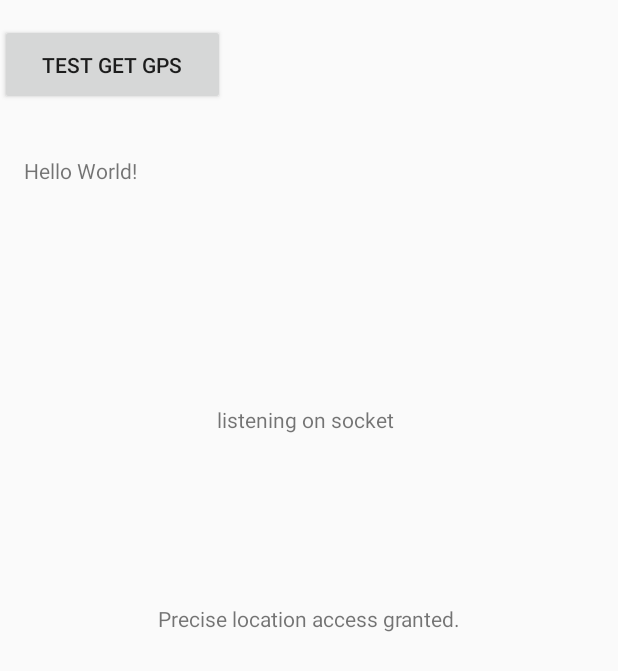
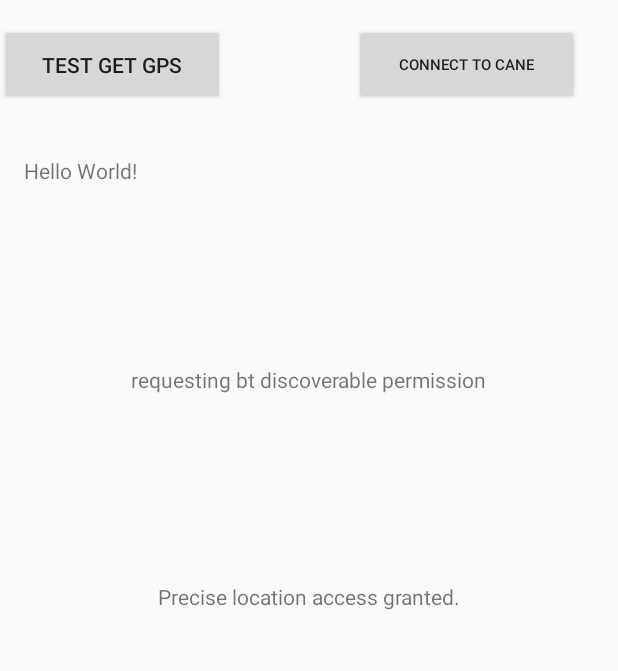
Before and after one commit to woaiwyhty/SmartCane, an Android app: the screen it shows after launch (MainActivity), on a phone screen of 412 x 824 dp. Shown: the top 671 px of the screen. Run offline under Robolectric (Android 15) with nearby library versions, the phone set to English and light mode, and no system bars.

Commit message:
bluetooth connection logic done. need data transfer now

```diff
--- a/app/src/main/java/com/fydp/smartcane/MainActivity.java
+++ b/app/src/main/java/com/fydp/smartcane/MainActivity.java
@@ -3,6 +3,7 @@ package com.fydp.smartcane;
 import android.Manifest;
 import android.annotation.SuppressLint;
 import android.bluetooth.BluetoothAdapter;
+import android.bluetooth.BluetoothDevice;
 import android.bluetooth.BluetoothServerSocket;
 import android.bluetooth.BluetoothSocket;
 import android.content.Context;
@@ -31,6 +32,7 @@ import android.widget.TextView;
 import java.io.IOException;
 import java.io.InputStream;
 import java.nio.charset.StandardCharsets;
+import java.util.Set;
 import java.util.UUID;
 
 public class MainActivity extends AppCompatActivity {
@@ -52,8 +54,14 @@ public class MainActivity extends AppCompatActivity {
 
         initContentMain();
         initLocationPermission();
-
-        initBluetoothPermission();
+        this.bt_service = new BluetoothService(this.bluetooth_conn_status, this.bt_conn_button, MainActivity.this);
+        this.bt_service.getBtPermissions();
+        this.bt_conn_button.setOnClickListener(new View.OnClickListener() {
+            @Override
+            public void onClick(View view) {
+                bt_service.connectToPi(PI_NAME);
+            }
+        });
     }
 
     @Override
@@ -76,47 +84,6 @@ public class MainActivity extends AppCompatActivity {
         }
 
         return super.onOptionsItemSelected(item);
-    }
-
-    @Override
-    protected void onActivityResult(int requestCode, int resultCode, Intent data) {
-        try {
-            super.onActivityResult(requestCode, resultCode, data);
-
-            if (resultCode == RESULT_CANCELED) {
-                Log.d(Integer.toString(requestCode), "request denied");
-                return;
-            }
-
-            switch (requestCode) {
-                case BT_CONN_REQ_CODE:
-                    this.bluetooth_conn_status.setText("bt discoverable permissions granted");
-                    wait_for_pi_connection();
-            }
-        } catch (Exception ex) {
-            Log.d(Integer.toString(requestCode), "exception in processing request");
-        }
-    }
-
-
-    @SuppressWarnings("deprecation")
-    private void initBluetoothPermission() {
-        if (ContextCompat.checkSelfPermission(this, Manifest.permission.BLUETOOTH) != PackageManager.PERMISSION_GRANTED) {
-            this.bluetooth_conn_status.setText("requesting bt discoverable permission");
-            String[] bt_permissions = {
-                Manifest.permission.BLUETOOTH_ADMIN,
-                Manifest.permission.BLUETOOTH,
-            };
-            ActivityCompat.requestPermissions(this, bt_permissions, BT_CONN_REQ_CODE);
-//            Intent discoverableIntent =
-//                    new Intent(BluetoothAdapter.ACTION_REQUEST_DISCOVERABLE);
-//            // wait for 5 minutes
-//            discoverableIntent.putExtra(BluetoothAdapter.EXTRA_DISCOVERABLE_DURATION, 300);
-//            startActivityForResult(discoverableIntent, BT_CONN_REQ_CODE);
-        } else {
-            this.bluetooth_conn_status.setText("bt permission already granted");
-        }
-        wait_for_pi_connection();
     }
 
     private void initLocationPermission() {
@@ -164,76 +131,32 @@ public class MainActivity extends AppCompatActivity {
         });
 
         this.bluetooth_conn_status = findViewById(R.id.bluetooth_conn_status);
+        this.bt_conn_button = findViewById(R.id.bt_conn_button);
     }
 
-    @SuppressLint("MissingPermission")
-    private void wait_for_pi_connection() {
-        bluetooth_conn_status.setText("Waiting for smart cane to come online");
-        // TODO: voice output the above as well
-        this.bt_adapter = BluetoothAdapter.getDefaultAdapter();
-        class AcceptThread extends Thread {
-            private BluetoothServerSocket bt_server_socket = null;
+//    @SuppressLint("MissingPermission")
+//    @SuppressWarnings("deprecation")
+//    private void wait_for_pi_connection() {
+//        Intent discoverableIntent =
+//                    new Intent(BluetoothAdapter.ACTION_REQUEST_DISCOVERABLE);
+//        // wait for 5 minutes
+//        discoverableIntent.putExtra(BluetoothAdapter.EXTRA_DISCOVERABLE_DURATION, 300);
+//        startActivityForResult(discoverableIntent, BT_CONN_REQ_CODE);
 
-            public AcceptThread() {
-                try {
-                    // MY_UUID is the app's UUID string, also used by the client code.
-                    //UUID uuid = UUID.fromString("00001101-0000-1000-8000-00805f9b34fb"); //Standard SerialPortService ID?
-                    UUID uuid = UUID.fromString("94f39d29-7d6d-437d-973b-fba39e49d4ee"); //Standard SerialPortService ID?
-                    this.bt_server_socket = bt_adapter.listenUsingRfcommWithServiceRecord("smartcane-phone", uuid);
-                } catch (IOException e) {
-                    Log.e("socket", "Socket's listen() method failed", e);
-                }
+        // look for pi, which should be paired already
 
-            }
 
-            public void run() {
-                BluetoothSocket socket = null;
-                // Keep listening until exception occurs or a socket is returned.
-                while (true) {
-                    try {
-                        bluetooth_conn_status.setText("listening on socket");
-                        socket = bt_server_socket.accept();
-                    } catch (IOException e) {
-                        bluetooth_conn_status.setText("exception accepting connection");
-                        break;
-                    }
+//                        InputStream tmpIn = bt_socket.getInputStream();
+//                        byte[] buf;
+//                        buf = new byte[1024];
+//                        int numBytes; // bytes returned from read()
+//                        // Read from the InputStream.
+//                        numBytes = tmpIn.read(buf);
+//                        String str = new String(buf, StandardCharsets.UTF_8);
+//                        this.bluetooth_conn_status.setText(str);
 
-                    if (socket != null) {
-                        // A connection was accepted. Perform work associated with
-                        // the connection in a separate thread.
-                        bluetooth_conn_status.setText("connection accepted!");
-                        try {
-                            bt_server_socket.close();
-                            InputStream tmpIn = socket.getInputStream();
-                            byte[] buf;
-                            while (true) {
-                                buf = new byte[1024];
-                                int numBytes; // bytes returned from read()
-                                // Read from the InputStream.
-                                numBytes = tmpIn.read(buf);
-                                String str = new String(buf, StandardCharsets.UTF_8);
-                                bluetooth_conn_status.setText(str);
-                            }
-                        } catch (IOException e) {
-                            bluetooth_conn_status.setText("exception reading from connection");
-                            break;
-                        }
-                    }
-                }
-            }
 
-            // Closes the connect socket and causes the thread to finish.
-            public void cancel() {
-                try {
-                    bt_server_socket.close();
-                } catch (IOException e) {
-                    Log.e("socket", "Could not close the connect socket", e);
-                }
-            }
-        }
-
-        (new Thread(new AcceptThread())).start();
-    }
+//    }
 
     private void setNotification(String message) {
         tv_notification.setText(message);
@@ -249,7 +172,8 @@ public class MainActivity extends AppCompatActivity {
     private Button button_test_gps;
 
     // connect to bluetooth
-    private static final int BT_CONN_REQ_CODE = 1;
     private TextView bluetooth_conn_status;
-    private BluetoothAdapter bt_adapter;
+    private Button bt_conn_button;
+    private BluetoothService bt_service;
+    private final String PI_NAME = "raspberrypi-61";
 }
--- a/app/src/main/res/layout/content_main.xml
+++ b/app/src/main/res/layout/content_main.xml
@@ -37,21 +37,33 @@
         app:layout_constraintBottom_toBottomOf="parent"
         app:layout_constraintLeft_toLeftOf="parent"
         app:layout_constraintRight_toRightOf="parent"
-        app:layout_constraintTop_toTopOf="parent" />
+        app:layout_constraintTop_toTopOf="parent"
+        app:layout_constraintVertical_bias="0.482" />
 
     <TextView
         android:id="@+id/bluetooth_conn_status"
         android:layout_width="wrap_content"
         android:layout_height="wrap_content"
-        android:layout_marginStart="174dp"
-        android:layout_marginTop="234dp"
-        android:layout_marginEnd="179dp"
-        android:layout_marginBottom="75dp"
+        android:layout_marginBottom="300dp"
         android:text="TextView"
-        app:layout_constraintBottom_toTopOf="@+id/tv_notification"
+        app:layout_constraintBottom_toBottomOf="parent"
+        app:layout_constraintLeft_toLeftOf="parent"
+        app:layout_constraintRight_toRightOf="parent"
+        app:layout_constraintTop_toTopOf="parent"
+        app:layout_constraintVertical_bias="0.482" />
+
+    <Button
+        android:id="@+id/bt_conn_button"
+        android:layout_width="150dp"
+        android:layout_height="54dp"
+        android:layout_marginStart="235dp"
+        android:layout_marginTop="16dp"
+        android:layout_marginEnd="26dp"
+        android:text="Connect to cane"
+        android:textSize="10dp"
+        android:singleLine="false"
         app:layout_constraintEnd_toEndOf="parent"
         app:layout_constraintStart_toStartOf="parent"
-        app:layout_constraintTop_toTopOf="parent"
-        app:layout_constraintVertical_bias="0.49" />
+        app:layout_constraintTop_toTopOf="parent" />
 
 </androidx.constraintlayout.widget.ConstraintLayout>
```
Also changed, not shown: app/src/main/java/com/fydp/smartcane/BluetoothService.java (added, +190 -0 lines).
